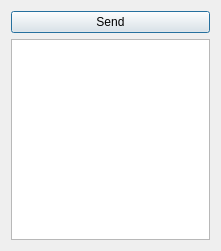
First picture: the form in source/HelpForMax/TestClient.ui, repository xavierxeon-music/WaMaxPackage, before the edit.
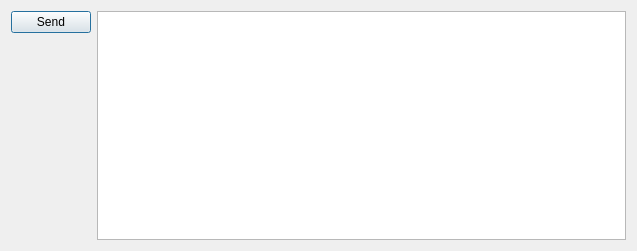
Second picture: the form after the edit.

```diff
--- a/source/HelpForMax/TestClient.ui
+++ b/source/HelpForMax/TestClient.ui
@@ -6,24 +6,37 @@
    <rect>
     <x>0</x>
     <y>0</y>
-    <width>221</width>
+    <width>637</width>
     <height>251</height>
    </rect>
   </property>
   <property name="windowTitle">
    <string>HelpForMax TestClient</string>
   </property>
-  <layout class="QVBoxLayout" name="verticalLayout">
-   <item>
+  <layout class="QGridLayout" name="gridLayout">
+   <item row="0" column="0">
     <widget class="QPushButton" name="sendButton">
      <property name="text">
       <string>Send</string>
      </property>
     </widget>
    </item>
-   <item>
+   <item row="0" column="1" rowspan="2">
     <widget class="QTextEdit" name="textEdit"/>
    </item>
+   <item row="1" column="0">
+    <spacer name="verticalSpacer">
+     <property name="orientation">
+      <enum>Qt::Orientation::Vertical</enum>
+     </property>
+     <property name="sizeHint" stdset="0">
+      <size>
+       <width>20</width>
+       <height>190</height>
+      </size>
+     </property>
+    </spacer>
+   </item>
   </layout>
  </widget>
  <resources/>
```
